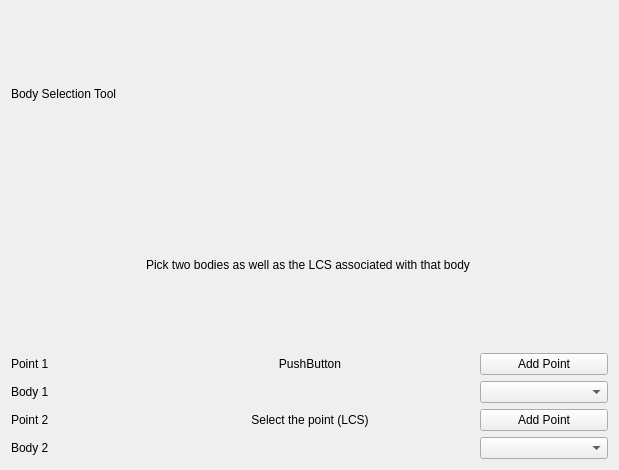
ljplessis/Nikra-DAP, file BodySelector.ui: the form before one commit.
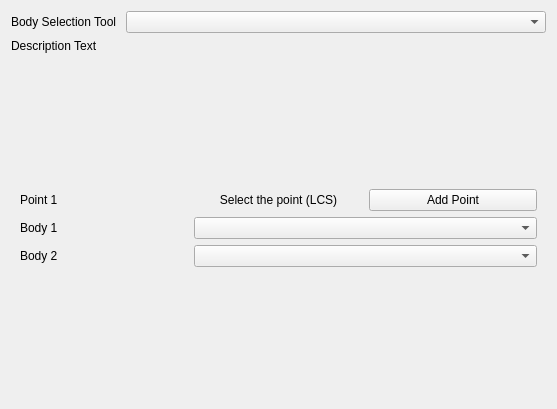
The form after the commit. The open tabs and pages were chosen to show the change.

Commit message: DAP General: Added full functionality for Body Selector Tool

```diff
--- a/BodySelector.ui
+++ b/BodySelector.ui
@@ -6,23 +6,51 @@
    <rect>
     <x>0</x>
     <y>0</y>
-    <width>619</width>
-    <height>470</height>
+    <width>557</width>
+    <height>409</height>
    </rect>
   </property>
   <property name="windowTitle">
    <string>Form</string>
   </property>
-  <layout class="QGridLayout" name="gridLayout_2">
+  <layout class="QGridLayout" name="gridLayout_5">
+   <item row="0" column="0">
+    <layout class="QFormLayout" name="formLayout">
+     <item row="0" column="0">
+      <widget class="QLabel" name="label_5">
+       <property name="text">
+        <string>Body Selection Tool </string>
+       </property>
+      </widget>
+     </item>
+     <item row="0" column="1">
+      <widget class="QComboBox" name="comboType"/>
+     </item>
+     <item row="1" column="0" colspan="2">
+      <widget class="QLabel" name="labelHelperText">
+       <property name="text">
+        <string>Description Text </string>
+       </property>
+      </widget>
+     </item>
+    </layout>
+   </item>
+   <item row="1" column="0">
+    <widget class="QStackedWidget" name="inputWidget">
+     <property name="currentIndex">
+      <number>0</number>
+     </property>
+     <widget class="QWidget" name="page_3">
+      <layout class="QGridLayout" name="gridLayout_3">
    <item row="0" column="0">
     <layout class="QGridLayout" name="gridLayout">
-     <item row="5" column="2">
+         <item row="3" column="2">
       <widget class="QComboBox" name="body1Combo"/>
      </item>
-     <item row="7" column="2">
+         <item row="5" column="2">
       <widget class="QComboBox" name="body2Combo"/>
      </item>
-     <item row="2" column="1">
+         <item row="0" column="1">
       <widget class="QPushButton" name="lcsName1">
        <property name="text">
         <string>PushButton</string>
@@ -32,28 +60,14 @@
        </property>
       </widget>
      </item>
-     <item row="0" column="0">
-      <widget class="QLabel" name="label_5">
-       <property name="text">
-        <string>Body Selection Tool </string>
-       </property>
-      </widget>
-     </item>
-     <item row="1" column="1">
-      <widget class="QLabel" name="label_3">
-       <property name="text">
-        <string>Pick two bodies as well as the LCS associated with that body </string>
-       </property>
-      </widget>
-     </item>
-     <item row="6" column="0">
+         <item row="4" column="0">
       <widget class="QLabel" name="label_7">
        <property name="text">
         <string>Point 2</string>
        </property>
       </widget>
      </item>
-     <item row="6" column="1">
+         <item row="4" column="1">
       <widget class="QPushButton" name="lcsName2">
        <property name="text">
         <string>Select the point (LCS)</string>
@@ -63,14 +77,14 @@
        </property>
       </widget>
      </item>
-     <item row="7" column="0">
+         <item row="5" column="0">
       <widget class="QLabel" name="label_4">
        <property name="text">
         <string>Body 2</string>
        </property>
       </widget>
      </item>
-     <item row="2" column="2">
+         <item row="0" column="2">
       <widget class="QPushButton" name="lcsPush1">
        <property name="text">
         <string>Add Point</string>
@@ -80,14 +94,14 @@
        </property>
       </widget>
      </item>
-     <item row="5" column="0">
+         <item row="3" column="0">
       <widget class="QLabel" name="label_2">
        <property name="text">
         <string>Body 1</string>
        </property>
       </widget>
      </item>
-     <item row="6" column="2">
+         <item row="4" column="2">
       <widget class="QPushButton" name="lcsPush2">
        <property name="text">
         <string>Add Point</string>
@@ -97,7 +111,7 @@
        </property>
       </widget>
      </item>
-     <item row="2" column="0">
+         <item row="0" column="0">
       <widget class="QLabel" name="label">
        <property name="text">
         <string>Point 1</string>
@@ -105,6 +119,62 @@
       </widget>
      </item>
     </layout>
+       </item>
+      </layout>
+     </widget>
+     <widget class="QWidget" name="page_4">
+      <layout class="QGridLayout" name="gridLayout_6">
+       <item row="0" column="0">
+        <layout class="QGridLayout" name="gridLayout_2">
+         <item row="0" column="1">
+          <widget class="QPushButton" name="lcsName3">
+           <property name="text">
+            <string>Select the point (LCS)</string>
+           </property>
+           <property name="flat">
+            <bool>true</bool>
+           </property>
+          </widget>
+         </item>
+         <item row="3" column="0">
+          <widget class="QLabel" name="label_9">
+           <property name="text">
+            <string>Body 2 </string>
+           </property>
+          </widget>
+         </item>
+         <item row="0" column="0">
+          <widget class="QLabel" name="label_6">
+           <property name="text">
+            <string>Point 1</string>
+           </property>
+          </widget>
+         </item>
+         <item row="2" column="0">
+          <widget class="QLabel" name="label_8">
+           <property name="text">
+            <string>Body 1 </string>
+           </property>
+          </widget>
+         </item>
+         <item row="0" column="2">
+          <widget class="QPushButton" name="lcsPush3">
+           <property name="text">
+            <string>Add Point</string>
+           </property>
+          </widget>
+         </item>
+         <item row="2" column="1" colspan="2">
+          <widget class="QComboBox" name="body1Combo_2"/>
+         </item>
+         <item row="3" column="1" colspan="2">
+          <widget class="QComboBox" name="body2Combo_2"/>
+         </item>
+        </layout>
+       </item>
+      </layout>
+     </widget>
+    </widget>
    </item>
   </layout>
  </widget>
```
Lines whose indentation alone changed are shown as unchanged. The commit also changes 3 other files.
